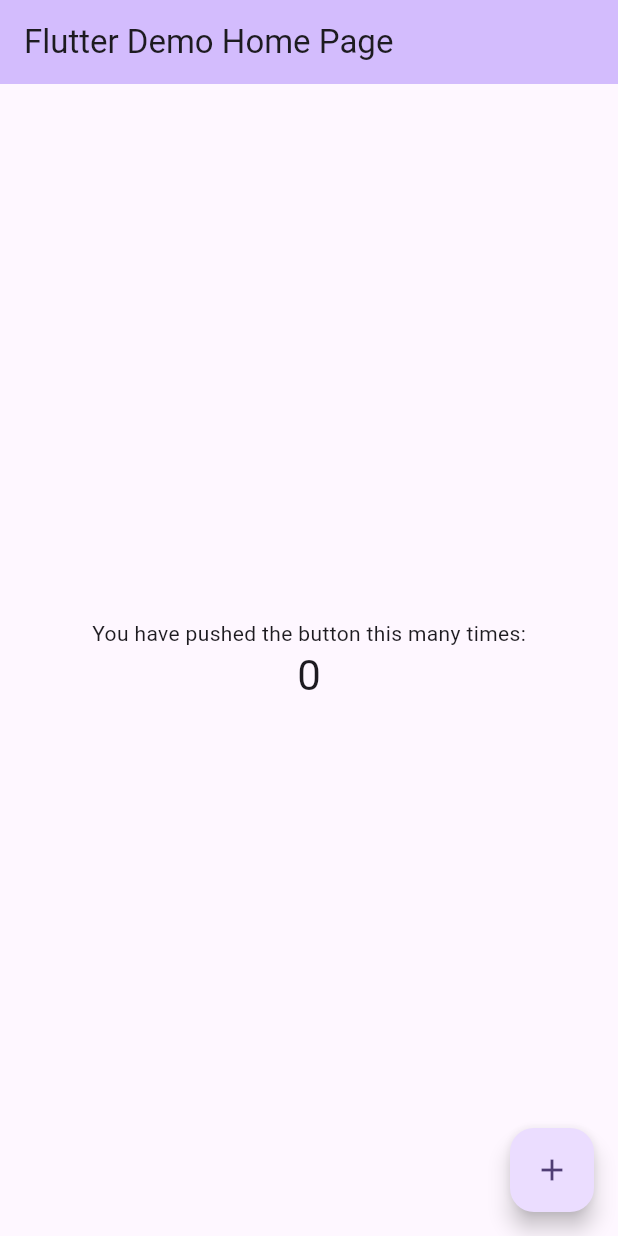
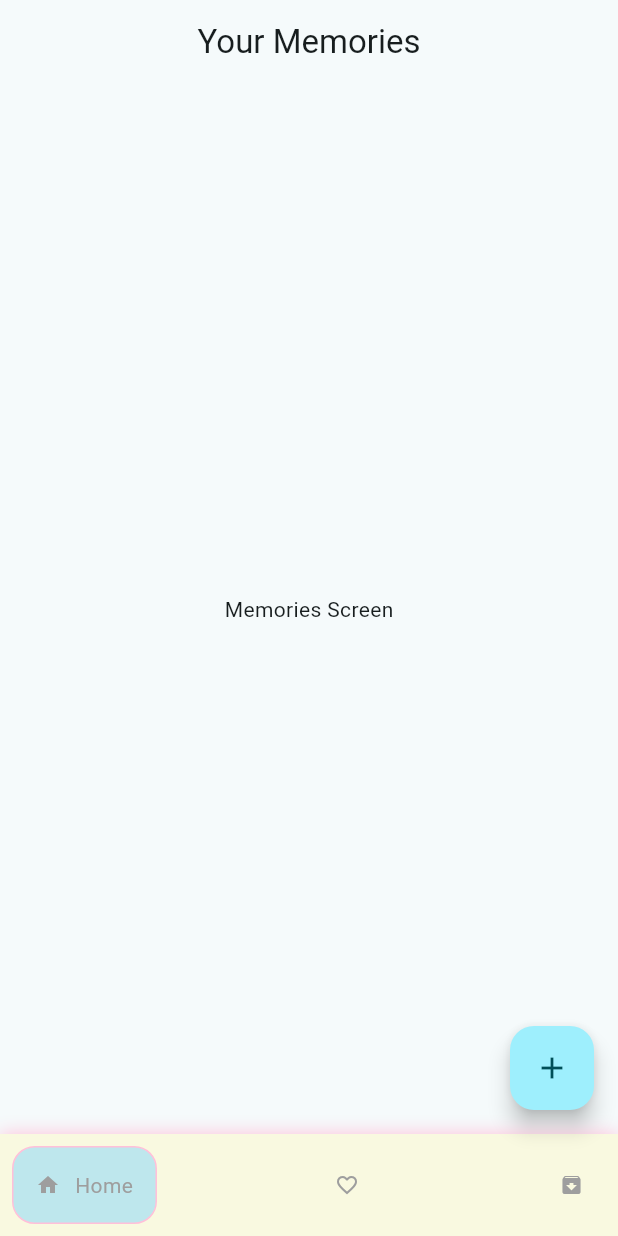
Before and after one commit to Rwan00/memory_bank, a Flutter app: the screen it shows after launch, on a phone screen of 412 x 824 dp. Run offline on Flutter 3.47's test engine with Material 3 defaults, Android fonts, the phone set to English and light mode, and no system bars; drawn by our look-alikes of google_nav_bar; our stand-ins replace google_fonts.

Commit message:
add bottom nav bar

```diff
--- /dev/null
+++ b/lib/layouts/home_page.dart
@@ -0,0 +1,90 @@
+import 'package:flutter/material.dart';
+import 'package:google_fonts/google_fonts.dart';
+import 'package:google_nav_bar/google_nav_bar.dart';
+import 'package:memory_bank/views/archived_screen.dart';
+import 'package:memory_bank/views/favourites_screen.dart';
+import 'package:memory_bank/views/memories_screen.dart';
+
+class HomePage extends StatefulWidget {
+  const HomePage({super.key});
+
+  @override
+  State<HomePage> createState() => _HomePageState();
+}
+
+class _HomePageState extends State<HomePage> {
+   int _selectedIndex = 0;
+   final List _pages = [
+     {
+       'page' : const MemoriesScreen(),
+       'title' : "Your Memories"
+     },
+     {
+       'page' : const FavouritesScreen(),
+       'title' : "Favourite Memories",
+     },
+     {
+       'page' : const ArchivedScreen(),
+       'title' : "Archived Memories",
+     },
+   ];
+  @override
+  Widget build(BuildContext context) {
+    return Scaffold(
+      appBar: AppBar(
+        title: Text(_pages[_selectedIndex]["title"],style: GoogleFonts.aDLaMDisplay(),),
+        centerTitle: true,
+      ),
+      body: _pages[_selectedIndex]["page"],
+      floatingActionButton: FloatingActionButton(onPressed: () {},child: const Icon(Icons.add),),
+      bottomNavigationBar: Container(
+        decoration: const BoxDecoration(
+          color: Color.fromRGBO(249, 249, 224,1),
+          boxShadow: <BoxShadow>[
+            BoxShadow(color: Color.fromRGBO(255, 192, 217,1), blurRadius: 9)
+          ],
+        ),
+        child: SafeArea(
+          child: Padding(
+            padding: const EdgeInsets.all(8.0),
+            child: GNav(
+              padding: const EdgeInsets.symmetric(horizontal: 15,vertical: 15),
+              onTabChange: (newIndex)
+              {
+               setState(() {
+                 _selectedIndex = newIndex;
+               });
+              },
+              gap: 10,
+              activeColor: Colors.grey,
+              tabActiveBorder: Border.all(color: const Color.fromRGBO(255, 192, 217,1)),
+              duration: const Duration(milliseconds: 600),
+              tabBorderRadius: 15,
+              tabBackgroundColor: const Color.fromRGBO(190, 231, 237, 1),
+              iconSize: 16,
+              curve: Curves.easeInCubic,
+              color: Colors.grey,
+              tabs:  <GButton>[
+                GButton(
+                  icon: Icons.home,
+                  text: "Home",
+                  textStyle: GoogleFonts.aDLaMDisplay(color: Colors.grey),
+                ),
+                GButton(
+                  icon: Icons.favorite_border,
+                  text: "Favorite",
+                  textStyle: GoogleFonts.aDLaMDisplay(color: Colors.grey),
+                ),
+                GButton(
+                  icon: Icons.archive,
+                  text: "Archived",
+                  textStyle: GoogleFonts.aDLaMDisplay(color: Colors.grey),
+                ),
+              ],
+            ),
+          ),
+        ),
+      ),
+    );
+  }
+}
--- a/lib/main.dart
+++ b/lib/main.dart
@@ -1,4 +1,6 @@
 import 'package:flutter/material.dart';
+
+import 'layouts/home_page.dart';
 
 void main() {
   runApp(const MyApp());
@@ -6,120 +8,14 @@ void main() {
 
 class MyApp extends StatelessWidget {
   const MyApp({super.key});
-
-  // This widget is the root of your application.
   @override
   Widget build(BuildContext context) {
     return MaterialApp(
-      title: 'Flutter Demo',
       theme: ThemeData(
-        // This is the theme of your application.
-        //
-        // TRY THIS: Try running your application with "flutter run". You'll see
-        // the application has a blue toolbar. Then, without quitting the app,
-        // try changing the seedColor in the colorScheme below to Colors.green
-        // and then invoke "hot reload" (save your changes or press the "hot
-        // reload" button in a Flutter-supported IDE, or press "r" if you used
-        // the command line to start the app).
-        //
-        // Notice that the counter didn't reset back to zero; the application
-        // state is not lost during the reload. To reset the state, use hot
-        // restart instead.
-        //
-        // This works for code too, not just values: Most code changes can be
-        // tested with just a hot reload.
-        colorScheme: ColorScheme.fromSeed(seedColor: Colors.deepPurple),
+        colorScheme: ColorScheme.fromSeed(seedColor: const Color.fromRGBO(41, 110, 120, 0.6)),
         useMaterial3: true,
       ),
-      home: const MyHomePage(title: 'Flutter Demo Home Page'),
+      home: const HomePage(),
     );
   }
 }
-
-class MyHomePage extends StatefulWidget {
-  const MyHomePage({super.key, required this.title});
-
-  // This widget is the home page of your application. It is stateful, meaning
-  // that it has a State object (defined below) that contains fields that affect
-  // how it looks.
-
-  // This class is the configuration for the state. It holds the values (in this
-  // case the title) provided by the parent (in this case the App widget) and
-  // used by the build method of the State. Fields in a Widget subclass are
-  // always marked "final".
-
-  final String title;
-
-  @override
-  State<MyHomePage> createState() => _MyHomePageState();
-}
-
-class _MyHomePageState extends State<MyHomePage> {
-  int _counter = 0;
-
-  void _incrementCounter() {
-    setState(() {
-      // This call to setState tells the Flutter framework that something has
-      // changed in this State, which causes it to rerun the build method below
-      // so that the display can reflect the updated values. If we changed
-      // _counter without calling setState(), then the build method would not be
-      // called again, and so nothing would appear to happen.
-      _counter++;
-    });
-  }
-
-  @override
-  Widget build(BuildContext context) {
-    // This method is rerun every time setState is called, for instance as done
-    // by the _incrementCounter method above.
-    //
-    // The Flutter framework has been optimized to make rerunning build methods
-    // fast, so that you can just rebuild anything that needs updating rather
-    // than having to individually change instances of widgets.
-    return Scaffold(
-      appBar: AppBar(
-        // TRY THIS: Try changing the color here to a specific color (to
-        // Colors.amber, perhaps?) and trigger a hot reload to see the AppBar
-        // change color while the other colors stay the same.
-        backgroundColor: Theme.of(context).colorScheme.inversePrimary,
-        // Here we take the value from the MyHomePage object that was created by
-        // the App.build method, and use it to set our appbar title.
-        title: Text(widget.title),
-      ),
-      body: Center(
-        // Center is a layout widget. It takes a single child and positions it
-        // in the middle of the parent.
-        child: Column(
-          // Column is also a layout widget. It takes a list of children and
-          // arranges them vertically. By default, it sizes itself to fit its
-          // children horizontally, and tries to be as tall as its parent.
-          //
-          // Column has various properties to control how it sizes itself and
-          // how it positions its children. Here we use mainAxisAlignment to
-          // center the children vertically; the main axis here is the vertical
-          // axis because Columns are vertical (the cross axis would be
-          // horizontal).
-          //
-          // TRY THIS: Invoke "debug painting" (choose the "Toggle Debug Paint"
-          // action in the IDE, or press "p" in the console), to see the
-          // wireframe for each widget.
-          mainAxisAlignment: MainAxisAlignment.center,
-          children: <Widget>[
-            const Text(
-              'You have pushed the button this many times:',
-            ),
-            Text(
-              '$_counter',
-              style: Theme.of(context).textTheme.headlineMedium,
-            ),
-          ],
-        ),
-      ),
-      floatingActionButton: FloatingActionButton(
-        onPressed: _incrementCounter,
-        tooltip: 'Increment',
-        child: const Icon(Icons.add),
-      ), // This trailing comma makes auto-formatting nicer for build methods.
-    );
-  }
-}
--- /dev/null
+++ b/lib/views/archived_screen.dart
@@ -0,0 +1,10 @@
+import 'package:flutter/material.dart';
+
+class ArchivedScreen extends StatelessWidget {
+  const ArchivedScreen({super.key});
+
+  @override
+  Widget build(BuildContext context) {
+    return Center(child: Text("Archived Screen"),);
+  }
+}
--- /dev/null
+++ b/lib/views/favourites_screen.dart
@@ -0,0 +1,10 @@
+import 'package:flutter/material.dart';
+
+class FavouritesScreen extends StatelessWidget {
+  const FavouritesScreen({super.key});
+
+  @override
+  Widget build(BuildContext context) {
+    return Center(child: Text("Favourites Screen"),);
+  }
+}
--- /dev/null
+++ b/lib/views/memories_screen.dart
@@ -0,0 +1,10 @@
+import 'package:flutter/material.dart';
+
+class MemoriesScreen extends StatelessWidget {
+  const MemoriesScreen({super.key});
+
+  @override
+  Widget build(BuildContext context) {
+    return Center(child: Text("Memories Screen"),);
+  }
+}
--- a/pubspec.yaml
+++ b/pubspec.yaml
@@ -35,6 +35,8 @@ dependencies:
   # The following adds the Cupertino Icons font to your application.
   # Use with the CupertinoIcons class for iOS style icons.
   cupertino_icons: ^1.0.2
+  google_nav_bar: ^5.0.6
+  google_fonts: ^6.1.0
 
 dev_dependencies:
   flutter_test:
```
Also changed, not shown: pubspec.lock, 1 other file.
